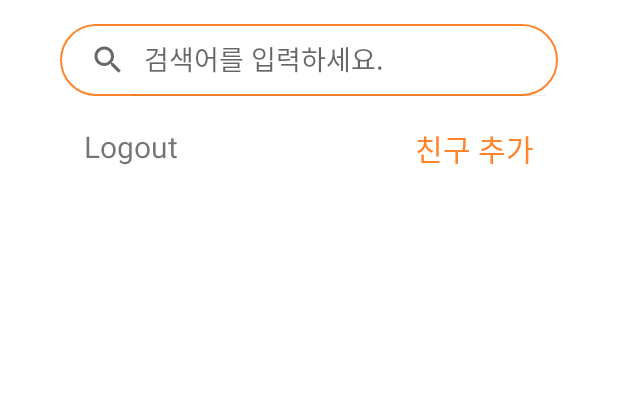
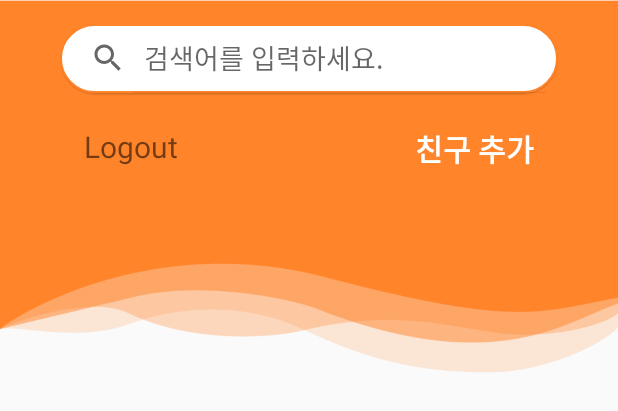
Before and after one commit to SeoeunPark/DOING, an Android app: the layout fragment_friends_list.xml on its own in the app's theme, with its tools: preview values and no code run, on a phone screen of 412 x 824 dp. Shown: the top 411 px of the screen. Run offline under Robolectric (Android 15) with nearby library versions, the phone set to English and light mode, and no system bars.

Commit message:
친구수정

```diff
--- a/app/src/main/res/layout/fragment_friends_list.xml
+++ b/app/src/main/res/layout/fragment_friends_list.xml
@@ -5,7 +5,7 @@
     android:layout_width="match_parent"
     android:layout_height="match_parent"
     android:orientation="vertical"
-    android:background="@color/white"
+    android:background="@drawable/friend"
     tools:context=".FriendsList">
 
     <androidx.appcompat.widget.LinearLayoutCompat
@@ -21,7 +21,7 @@
             android:layout_marginTop="@dimen/side_margin"
             android:layout_marginLeft="@dimen/side_margin600"
             android:layout_marginRight="@dimen/side_margin600"
-            android:background="@drawable/login_edittext_style"
+            android:background="@drawable/login_edittext_style_shadow"
             app:iconifiedByDefault="false"/>
 
         <androidx.appcompat.widget.LinearLayoutCompat
@@ -59,9 +59,10 @@
                     android:layout_width="wrap_content"
                     android:layout_height="wrap_content"
                     android:text="@string/add_friends"
-                    android:textColor="@color/colorMain"
+                    android:textColor="@color/white"
                     android:layout_gravity="right"
                     android:layout_marginRight="@dimen/side_margin"
+                    android:textStyle="bold"
                     android:textSize="@dimen/text_btn600"
                     tools:ignore="RtlHardcoded,SpUsage" />
 
--- a/app/src/main/res/layout/myfriend_list.xml
+++ b/app/src/main/res/layout/myfriend_list.xml
@@ -87,7 +87,6 @@
         </androidx.constraintlayout.widget.ConstraintLayout>
 
 
-
         <!-- 확인용 -->
         <TextView
             android:id="@+id/user_about"
```
Also changed, not shown: app/src/main/java/kr/hs/mirim/doing/UserPage.java (+3 -8 lines), app/src/main/res/layout/fragment_user_page.xml (+2 -8 lines), app/src/main/res/drawable/friend.png (added), app/src/main/res/drawable/main.png (added).
